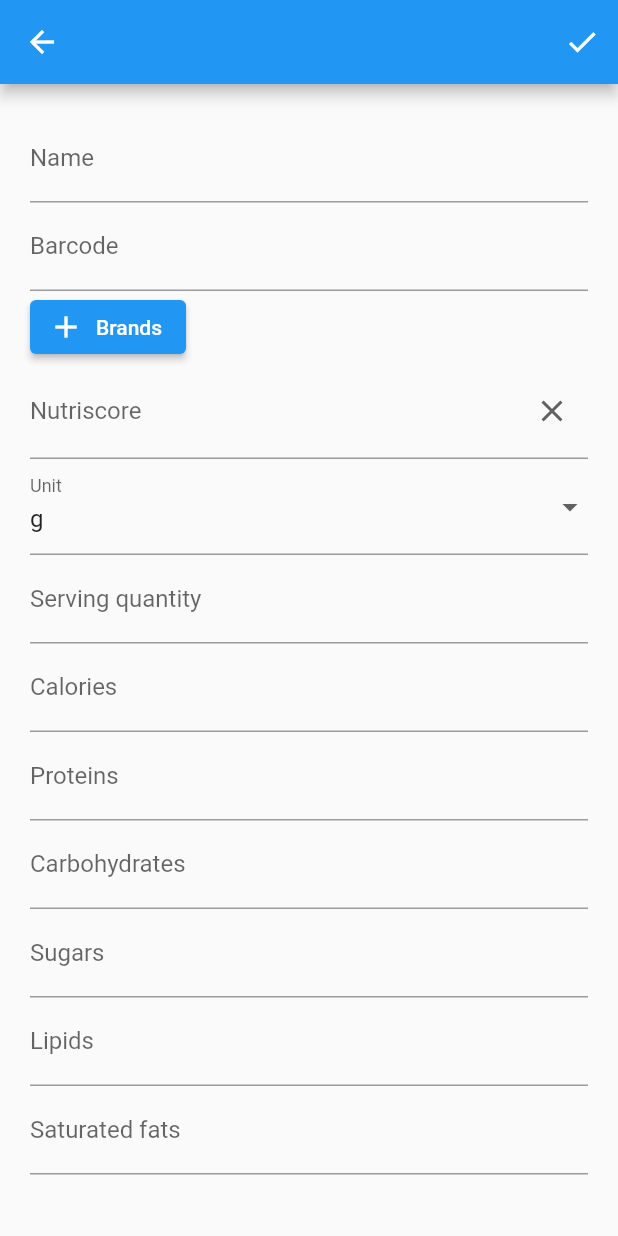
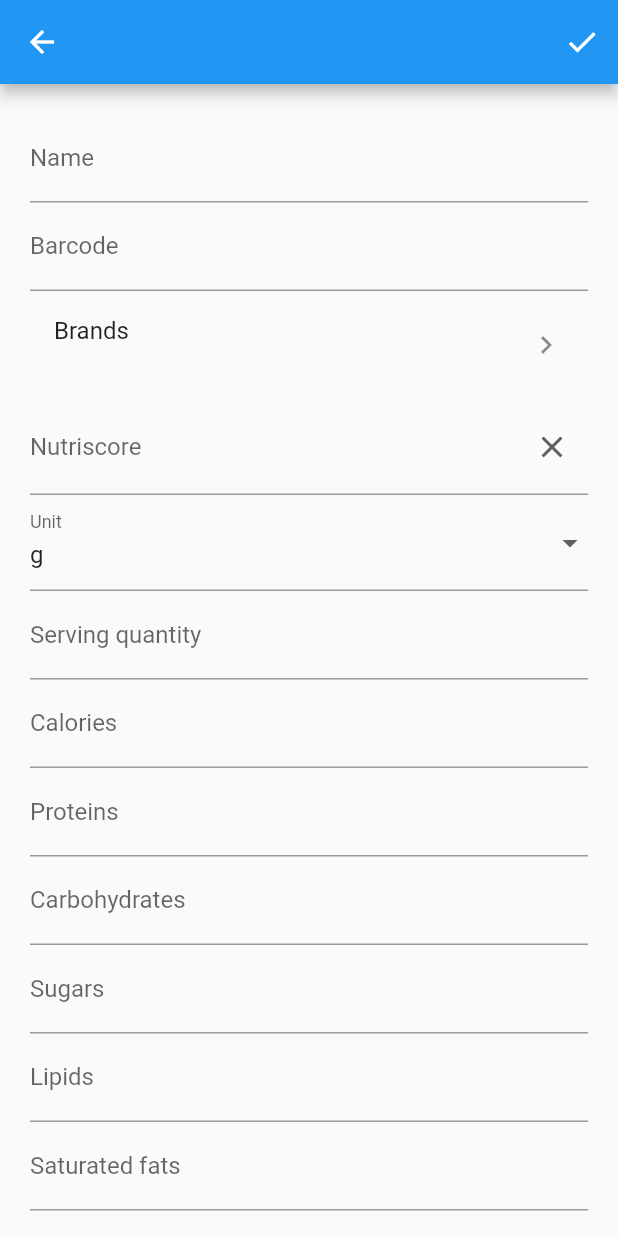
Before and after one commit to OraneOrveillon/open-source-food-tracker, a Flutter app: the AlimentPage screen opened by its route, on a phone screen of 412 x 824 dp. Run offline on Flutter 3.47's test engine with Material 2 defaults, Android fonts, the phone set to English and light mode, and no system bars; drawn by our look-alikes of flutter_form_builder; our stand-ins replace equatable, form_builder_validators, get, infinite_scroll_pagination, isar; accounts and stored records are empty; generated files the repository leaves out were written again.

Commit message:
ListTile to display/edit brands

```diff
--- a/lib/modules/aliments/aliment/aliment_page.dart
+++ b/lib/modules/aliments/aliment/aliment_page.dart
@@ -10,13 +10,6 @@ import 'aliment_controller.dart';
 
 class AlimentPage extends StatelessWidget {
   const AlimentPage({Key? key}) : super(key: key);
-
-  // TODO remove
-  // static const List<String> _kOptions = <String>[
-  //   'aardvark',
-  //   'bobcat',
-  //   'chameleon',
-  // ];
 
   @override
   Widget build(BuildContext context) {
@@ -62,43 +55,23 @@ class AlimentPage extends StatelessWidget {
                       keyboardType: TextInputType.number,
                     ),
                     // TODO brands
-                    ElevatedButton.icon(
-                      icon: const Icon(Icons.add),
-                      label: const Text(InputTexts.brands),
-                      onPressed: () => cAliment.goToBrands(),
+                    Builder(
+                      builder: (_) {
+                        String brandsString = '';
+                        if (cAliment.aliment?.brands != null) {
+                          brandsString = cAliment.aliment!.brands!.join(', ');
+                        }
+
+                        return ListTile(
+                          title: const Text(InputTexts.brands),
+                          subtitle: Text(brandsString),
+                          trailing: const Icon(
+                            Icons.chevron_right,
+                          ),
+                          onTap: () => cAliment.goToBrands(),
+                        );
+                      },
                     ),
-                    // Autocomplete<String>(
-                    //   fieldViewBuilder: (
-                    //     context,
-                    //     textEditingController,
-                    //     focusNode,
-                    //     function,
-                    //   ) =>
-                    //       TextFormField(
-                    //     onFieldSubmitted: (value) => {
-                    //       // TODO ajouter la chip
-                    //     },
-                    //     decoration: const InputDecoration(
-                    //       label: Text(InputTexts.brands),
-                    //     ),
-                    //     controller: textEditingController,
-                    //     focusNode: focusNode,
-                    //     validator: null,
-                    //   ),
-                    //   optionsBuilder: (TextEditingValue textEditingValue) {
-                    //     if (textEditingValue.text == '') {
-                    //       return const Iterable<String>.empty();
-                    //     }
-                    //     return _kOptions.where((String option) {
-                    //       return option
-                    //           .contains(textEditingValue.text.toLowerCase());
-                    //     });
-                    //   },
-                    //   onSelected: (String selection) {
-                    //     // TODO ajouter la chip
-                    //     debugPrint('You just selected $selection');
-                    //   },
-                    // ),
                     // TODO categories
                     // TODO rajouter clear button
                     FormBuilderDropdown(
```
